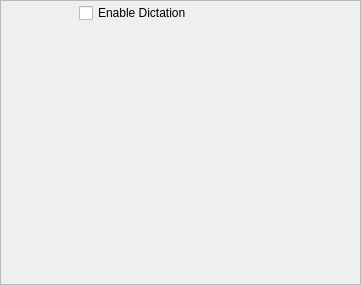
This is res/ui/settingspane-dictation.ui in smartboyhw/speechcontrol as Qt 5 draws it before an edit. The edited form follows.
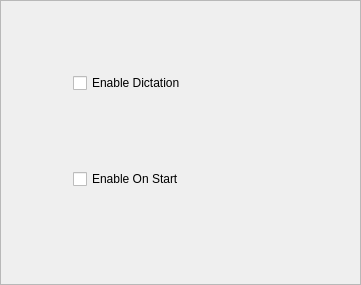
This is the edited form.

Diff of the .ui file:
```diff
--- a/res/ui/settingspane-dictation.ui
+++ b/res/ui/settingspane-dictation.ui
@@ -29,22 +29,29 @@
     </rect>
    </property>
    <layout class="QGridLayout" name="gridLayout">
-    <item row="2" column="0" colspan="2">
-     <spacer name="verticalSpacer">
+    <item row="2" column="0">
+     <spacer name="horizontalSpacer">
       <property name="orientation">
-       <enum>Qt::Vertical</enum>
+       <enum>Qt::Horizontal</enum>
       </property>
       <property name="sizeType">
-       <enum>QSizePolicy::MinimumExpanding</enum>
+       <enum>QSizePolicy::Minimum</enum>
       </property>
       <property name="sizeHint" stdset="0">
        <size>
-        <width>20</width>
-        <height>40</height>
+        <width>70</width>
+        <height>20</height>
        </size>
       </property>
      </spacer>
     </item>
+    <item row="1" column="1">
+     <widget class="QCheckBox" name="checkBoxEnableStart">
+      <property name="text">
+       <string>Enable On Start</string>
+      </property>
+     </widget>
+    </item>
     <item row="0" column="1">
      <widget class="QCheckBox" name="checkBoxEnable">
       <property name="sizePolicy">
@@ -58,22 +65,6 @@
       </property>
      </widget>
     </item>
-    <item row="1" column="0">
-     <spacer name="horizontalSpacer">
-      <property name="orientation">
-       <enum>Qt::Horizontal</enum>
-      </property>
-      <property name="sizeType">
-       <enum>QSizePolicy::Minimum</enum>
-      </property>
-      <property name="sizeHint" stdset="0">
-       <size>
-        <width>70</width>
-        <height>20</height>
-       </size>
-      </property>
-     </spacer>
-    </item>
    </layout>
   </widget>
  </widget>
```
Left out of the diff: 19 changed lines with no effect on the pictures.
